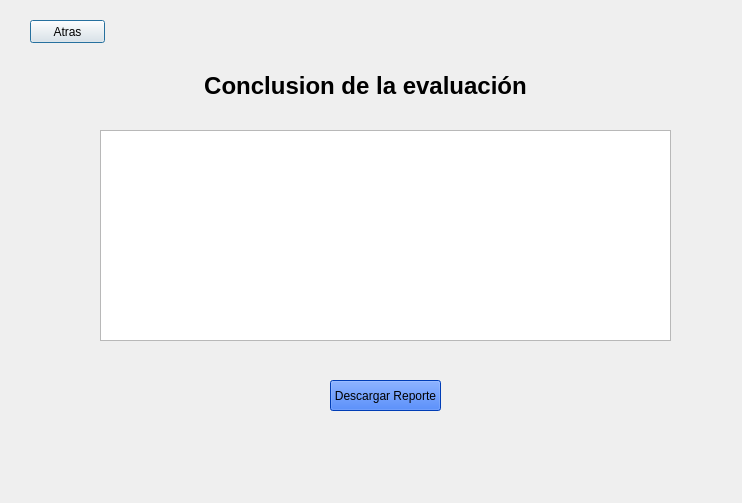
This is escenario_1/conclusion.ui in Sei444/evaluacion_de_inversiones as Qt 5 draws it before an edit. The edited form follows.
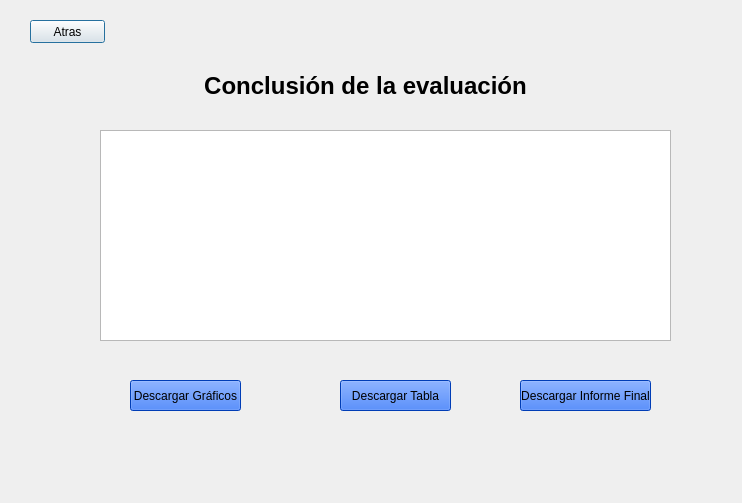
This is the edited form.

Commit message: 3 botones de reporte escenario 1 y escenario 2

```diff
--- a/escenario_1/conclusion.ui
+++ b/escenario_1/conclusion.ui
@@ -30,7 +30,7 @@
     </font>
    </property>
    <property name="text">
-    <string>Conclusion de la evaluación</string>
+    <string>Conclusión de la evaluación</string>
    </property>
    <property name="alignment">
     <set>Qt::AlignCenter</set>
@@ -62,8 +62,24 @@
   <widget class="QPushButton" name="pushButton_descargarReporte">
    <property name="geometry">
     <rect>
-     <x>330</x>
+     <x>520</x>
      <y>380</y>
+     <width>131</width>
+     <height>31</height>
+    </rect>
+   </property>
+   <property name="styleSheet">
+    <string notr="true">background-color: rgb(0, 85, 255);</string>
+   </property>
+   <property name="text">
+    <string>Descargar Informe Final</string>
+   </property>
+  </widget>
+  <widget class="QPushButton" name="pushButton_descargarGraficos">
+   <property name="geometry">
+    <rect>
+     <x>130</x>
+     <y>380</y>
      <width>111</width>
      <height>31</height>
     </rect>
@@ -72,7 +88,23 @@
     <string notr="true">background-color: rgb(0, 85, 255);</string>
    </property>
    <property name="text">
-    <string>Descargar Reporte</string>
+    <string>Descargar Gráficos</string>
+   </property>
+  </widget>
+  <widget class="QPushButton" name="pushButton_descargarTabla">
+   <property name="geometry">
+    <rect>
+     <x>340</x>
+     <y>380</y>
+     <width>111</width>
+     <height>31</height>
+    </rect>
+   </property>
+   <property name="styleSheet">
+    <string notr="true">background-color: rgb(0, 85, 255);</string>
+   </property>
+   <property name="text">
+    <string>Descargar Tabla</string>
    </property>
   </widget>
  </widget>
```
The commit also changes 35 other files.
